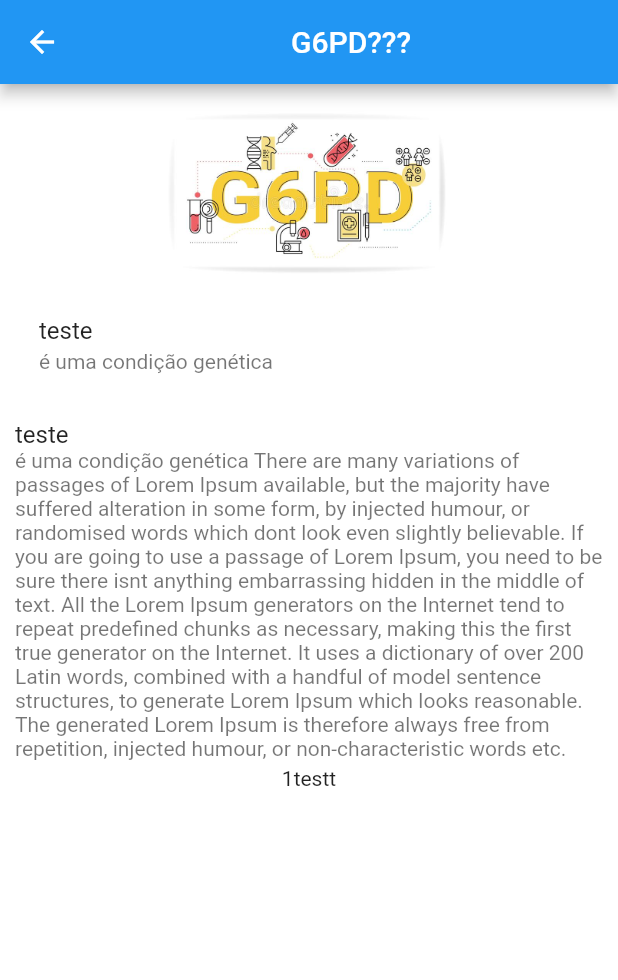
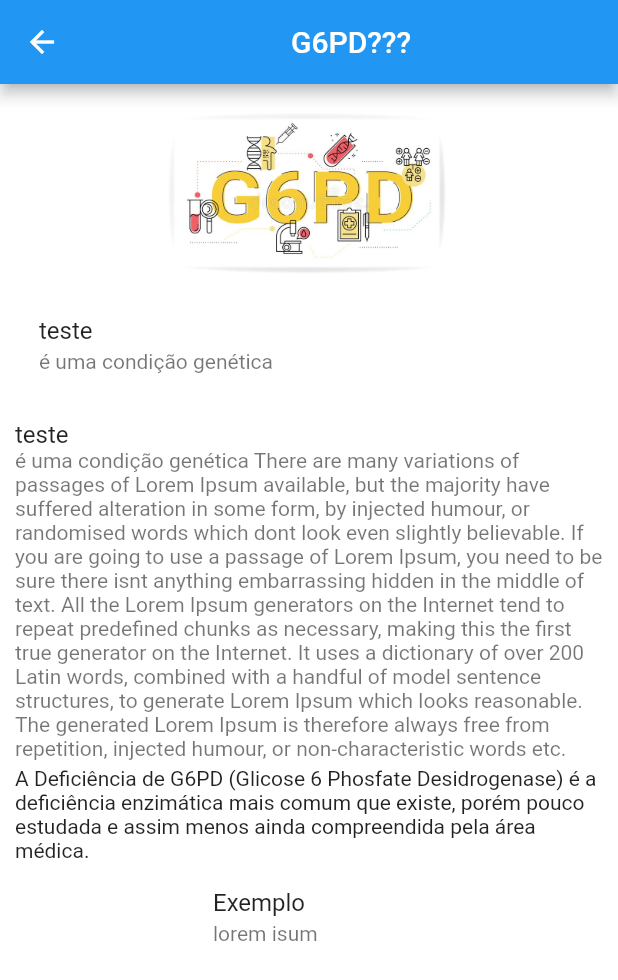
Before and after one commit to ivsongborges/appG6PD_OLD, a Flutter app: the G6pdPage screen opened directly, on a phone screen of 412 x 824 dp. Shown: the top 980 px of the screen. Run offline on Flutter 3.47's test engine with Material 2 defaults, Android fonts, the phone set to English and light mode, and no system bars; our stand-ins replace auto_size_text, share.

Commit message:
Quiz Corrigido

```diff
--- a/lib/components/finish_dialog.dart
+++ b/lib/components/finish_dialog.dart
@@ -62,7 +62,7 @@ class FinishDialog {
             FlatButton(
               child: const Text('COMPARTILHAR'),
               onPressed: () {
-                Share.share('Quiz COVID-29. Você acertou $hitNumber de 10!');
+                Share.share('Quiz G6PD. Você acertou $hitNumber de 10!');
               },
             ),
             FlatButton(
--- a/lib/controllers/quiz_controller.dart
+++ b/lib/controllers/quiz_controller.dart
@@ -10,8 +10,10 @@ class QuizController {
   bool _shiftAnswer;
   int hitNumber = 0;
 
-  int get questionsNumber => _questionBank.length ?? 0;
+  int get questionsNumber => _questionBank?.length ?? 0;
   Question get question => _questionBank[questionIndex];
+
+
 
   Future<void> initialize() async {
     questionIndex = 0;
--- a/lib/pages/g6pd.page.dart
+++ b/lib/pages/g6pd.page.dart
@@ -34,9 +34,31 @@ class G6pdPage extends StatelessWidget {
                   subtitle: Text('é uma condição genética There are many variations of passages of Lorem Ipsum available, but the majority have suffered alteration in some form, by injected humour, or randomised words which dont look even slightly believable. If you are going to use a passage of Lorem Ipsum, you need to be sure there isnt anything embarrassing hidden in the middle of text. All the Lorem Ipsum generators on the Internet tend to repeat predefined chunks as necessary, making this the first true generator on the Internet. It uses a dictionary of over 200 Latin words, combined with a handful of model sentence structures, to generate Lorem Ipsum which looks reasonable. The generated Lorem Ipsum is therefore always free from repetition, injected humour, or non-characteristic words etc.'),
                 ),
                 Align(
+                  alignment: Alignment.topCenter,
+                  child: Text('A Deficiência de G6PD (Glicose 6 Phosfate Desidrogenase) é a deficiência enzimática mais comum que existe, porém pouco estudada e assim menos ainda compreendida pela área médica.'),
+                ),
+                Align(
                   alignment: Alignment.center,
-                  child: Text('1testt'),
                 ),
+                ListTile(
+                  leading: GestureDetector(
+                    behavior: HitTestBehavior.translucent,
+                    onTap: () {},
+                    child: Container(
+                      width: 100,
+                      height: 100,
+                      padding: EdgeInsets.only(top: 10),
+                      alignment: Alignment.center,
+
+                    ),
+                  ),
+                  title: Text('Exemplo'),
+                  subtitle: Text('lorem isum'),
+                  dense: false,
+                ),
+           Column(
+
+                )
         ]
 
       ),
--- a/lib/pages/login.page.dart
+++ b/lib/pages/login.page.dart
@@ -13,8 +13,8 @@ class LoginPage extends StatelessWidget {
         child: ListView(
           children: <Widget>[
             SizedBox(
-              width: 128,
-              height: 128,
+              width: 140,
+              height: 140,
               child: Image.asset("assets/logo.jpg"),
             ),
             SizedBox(
--- a/lib/pages/quiz.page.dart
+++ b/lib/pages/quiz.page.dart
@@ -13,6 +13,7 @@ class QuizPage extends StatefulWidget {
 
 class _QuizPageState extends State<QuizPage> {
   final _controller = QuizController();
+
   List<Widget> _scoreKeeper = [];
 
   bool _loading = true;
--- a/lib/pages/signup.page.dart
+++ b/lib/pages/signup.page.dart
@@ -5,13 +5,13 @@ class SignupPage extends StatelessWidget {
   Widget build(BuildContext context) {
     return Scaffold(
       body: Container(
-        padding: EdgeInsets.only(top: 10, left: 40, right: 40),
+        padding: EdgeInsets.only(top: 50, left: 40, right: 40),
         color: Colors.white,
         child: ListView(
           children: <Widget>[
             Container(
-              width: 200,
-              height: 200,
+              width: 140,
+              height: 140,
               alignment: Alignment(0.0, 1.15),
               decoration: new BoxDecoration(
                 image: new DecorationImage(
--- a/pubspec.yaml
+++ b/pubspec.yaml
@@ -79,5 +79,4 @@ flutter:
   # see https://flutter.dev/custom-fonts/#from-packages
 
   assets:
-    - assets/logo.jpg
-    - assets/reset-password-icon.png
+    - assets/
```
